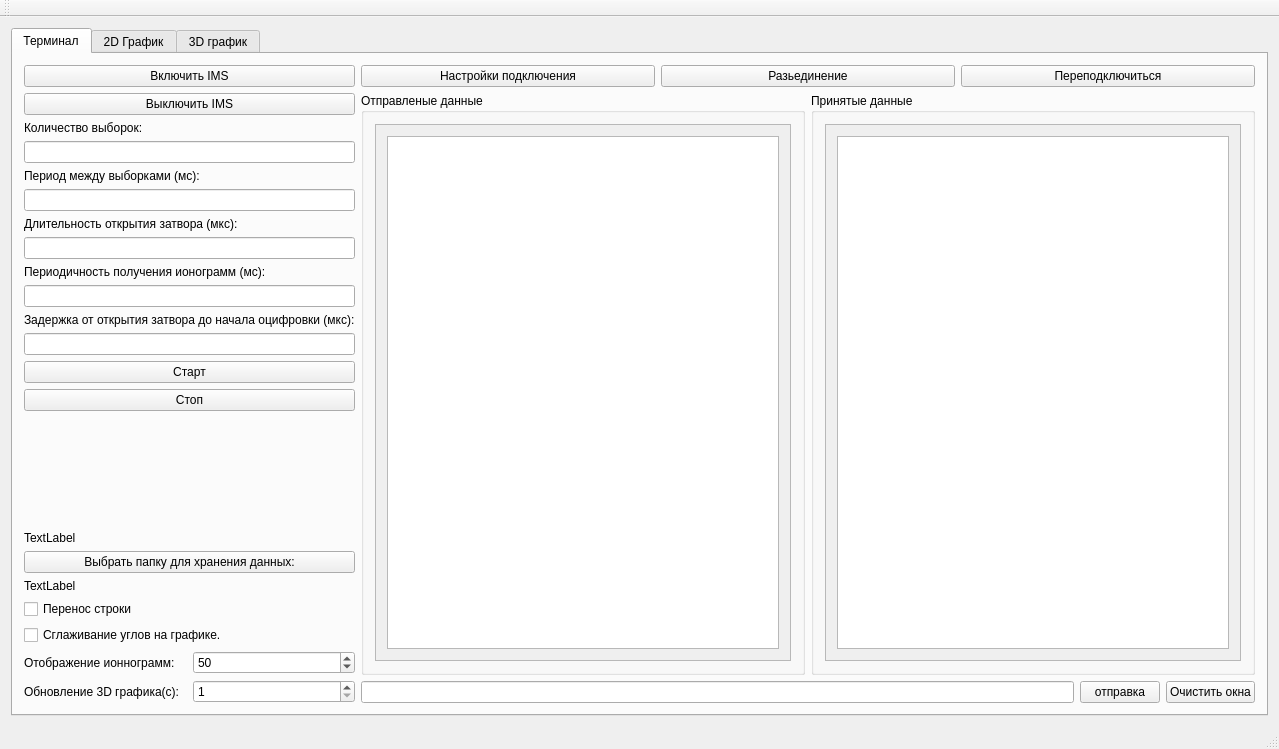
The window that mainwindow.ui (Andryxa797/IMS_terminal) describes before a commit, drawn with Qt 5.
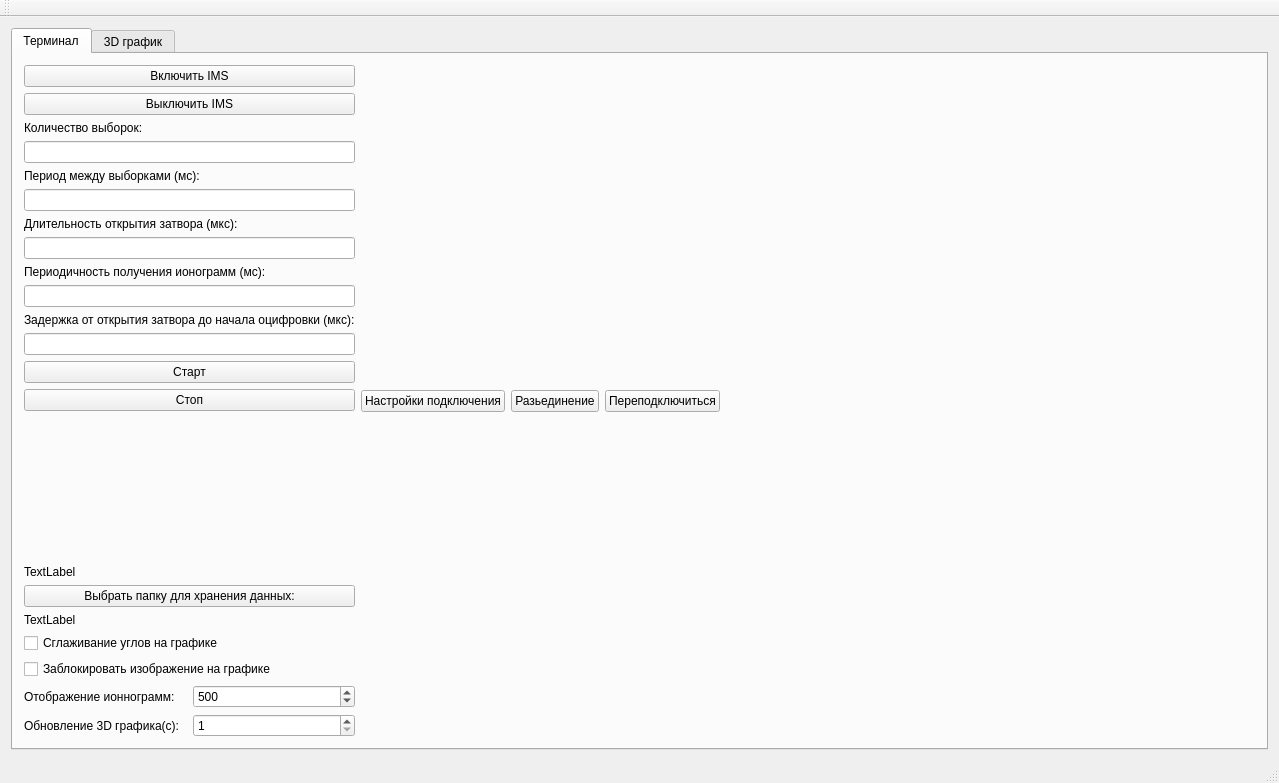
The same window after the commit.

Diff of the .ui file:
```diff
--- a/mainwindow.ui
+++ b/mainwindow.ui
@@ -7,7 +7,7 @@
     <x>0</x>
     <y>0</y>
     <width>1279</width>
-    <height>749</height>
+    <height>783</height>
    </rect>
   </property>
   <property name="windowTitle">
@@ -171,17 +171,17 @@
                   </property>
                  </widget>
                 </item>
-                <item>
-                 <widget class="QCheckBox" name="LineBreakCheckBox">
-                  <property name="text">
-                   <string>Перенос строки</string>
-                  </property>
-                 </widget>
-                </item>
                 <item>
                  <widget class="QCheckBox" name="smoothiLineCheckBox">
                   <property name="text">
-                   <string>Сглаживание углов на графике.</string>
+                   <string>Сглаживание углов на графике</string>
+                  </property>
+                 </widget>
+                </item>
+                <item>
+                 <widget class="QCheckBox" name="EnableChartcheckBox">
+                  <property name="text">
+                   <string>Заблокировать изображение на графике</string>
                   </property>
                  </widget>
                 </item>
@@ -233,7 +233,7 @@
                      <enum>QAbstractSpinBox::DefaultStepType</enum>
                     </property>
                     <property name="value">
-                     <number>50</number>
+                     <number>500</number>
                     </property>
                    </widget>
                   </item>
@@ -277,9 +277,7 @@
            <enum>QLayout::SetMinAndMaxSize</enum>
           </property>
           <item>
-           <layout class="QVBoxLayout" name="verticalLayout_4">
-            <item>
-             <layout class="QHBoxLayout" name="horizontalLayout_6">
+           <layout class="QHBoxLayout" name="horizontalLayout">
               <item>
                <widget class="QPushButton" name="settingConnButton">
                 <property name="text">
@@ -313,120 +311,13 @@
              </layout>
             </item>
             <item>
-             <layout class="QHBoxLayout" name="horizontalLayout_4">
+           <layout class="QVBoxLayout" name="verticalLayout_4">
               <item>
-               <widget class="QGroupBox" name="groupBox_2">
-                <property name="title">
-                 <string>Отправленые данные</string>
-                </property>
-                <layout class="QGridLayout" name="gridLayout_2">
-                 <item row="0" column="0">
-                  <widget class="QScrollArea" name="scrollArea">
-                   <property name="widgetResizable">
-                    <bool>true</bool>
-                   </property>
-                   <widget class="QWidget" name="scrollAreaWidgetContents_3">
-                    <property name="geometry">
-                     <rect>
-                      <x>0</x>
-                      <y>0</y>
-                      <width>395</width>
-                      <height>478</height>
-                     </rect>
-                    </property>
-                    <layout class="QGridLayout" name="gridLayout_5">
-                     <item row="0" column="0">
-                      <widget class="QTextEdit" name="sendlabel">
-                       <property name="readOnly">
-                        <bool>true</bool>
-                       </property>
-                      </widget>
-                     </item>
-                    </layout>
-                   </widget>
-                  </widget>
-                 </item>
-                </layout>
-               </widget>
-              </item>
-              <item>
-               <widget class="QGroupBox" name="groupBox">
-                <property name="title">
-                 <string>Принятые данные</string>
-                </property>
-                <layout class="QGridLayout" name="gridLayout_3">
-                 <item row="0" column="0">
-                  <widget class="QScrollArea" name="scrollArea_2">
-                   <property name="widgetResizable">
-                    <bool>true</bool>
-                   </property>
-                   <widget class="QWidget" name="scrollAreaWidgetContents_4">
-                    <property name="geometry">
-                     <rect>
-                      <x>0</x>
-                      <y>0</y>
-                      <width>395</width>
-                      <height>478</height>
-                     </rect>
-                    </property>
-                    <layout class="QGridLayout" name="gridLayout_6">
-                     <item row="0" column="0">
-                      <widget class="QTextEdit" name="labelExamSett">
-                       <property name="readOnly">
-                        <bool>true</bool>
-                       </property>
-                      </widget>
-                     </item>
-                    </layout>
-                   </widget>
-                  </widget>
-                 </item>
-                </layout>
-               </widget>
-              </item>
-             </layout>
-            </item>
-           </layout>
-          </item>
-          <item>
-           <layout class="QHBoxLayout" name="horizontalLayout_22">
-            <item>
-             <layout class="QHBoxLayout" name="horizontalLayout">
-              <item>
-               <widget class="QLineEdit" name="sendlineEdit"/>
-              </item>
-              <item>
-               <widget class="QPushButton" name="pushButton">
-                <property name="text">
-                 <string>отправка</string>
-                </property>
-                <property name="shortcut">
-                 <string>Return</string>
-                </property>
-               </widget>
-              </item>
-             </layout>
-            </item>
-            <item>
-             <widget class="QPushButton" name="clearButtn">
-              <property name="text">
-               <string>Очистить окна</string>
-              </property>
-             </widget>
-            </item>
-           </layout>
-          </item>
-         </layout>
-        </item>
-       </layout>
-      </widget>
-      <widget class="QWidget" name="Chart">
-       <attribute name="title">
-        <string>2D График</string>
-       </attribute>
-       <layout class="QGridLayout" name="gridLayout">
-        <item row="0" column="0">
-         <layout class="QGridLayout" name="ChartVLayout"/>
+             <layout class="QHBoxLayout" name="ChartVLayout"/>
+            </item>
+           </layout>
+          </item>
+         </layout>
         </item>
        </layout>
       </widget>
```
Left out of the diff: 32 changed lines with no effect on the pictures. Lines whose indentation alone changed are shown as unchanged.
